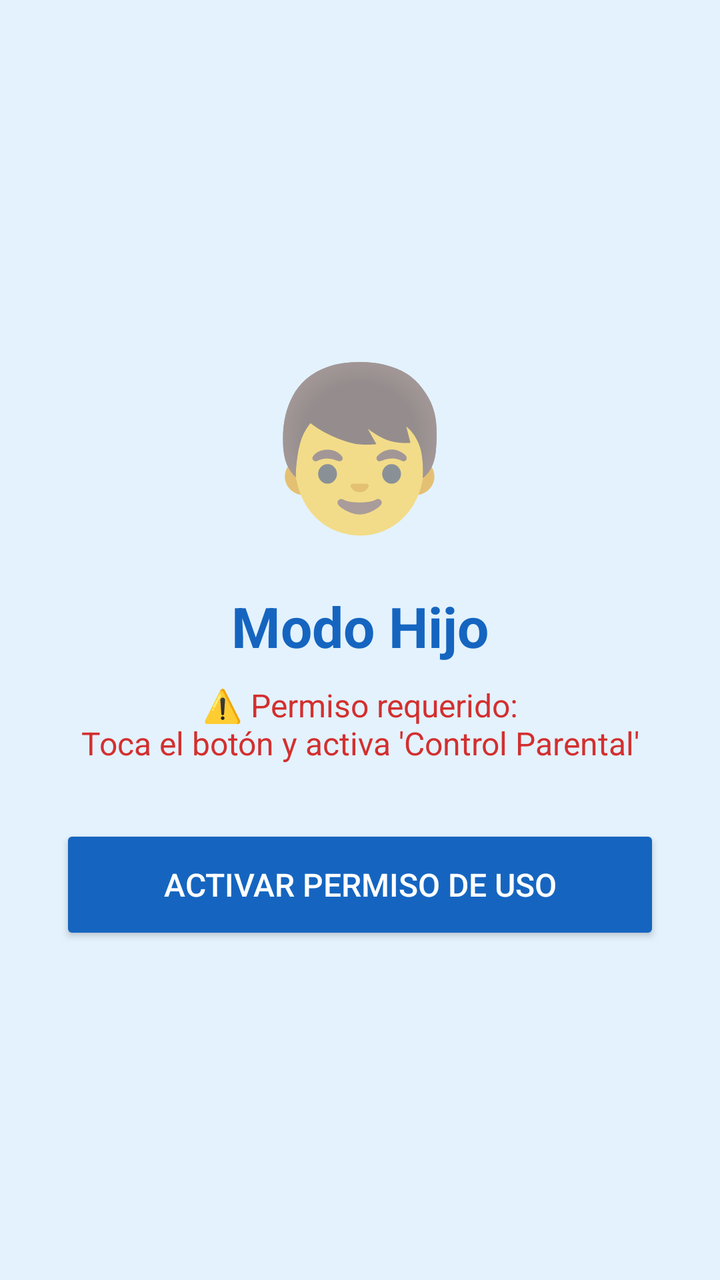
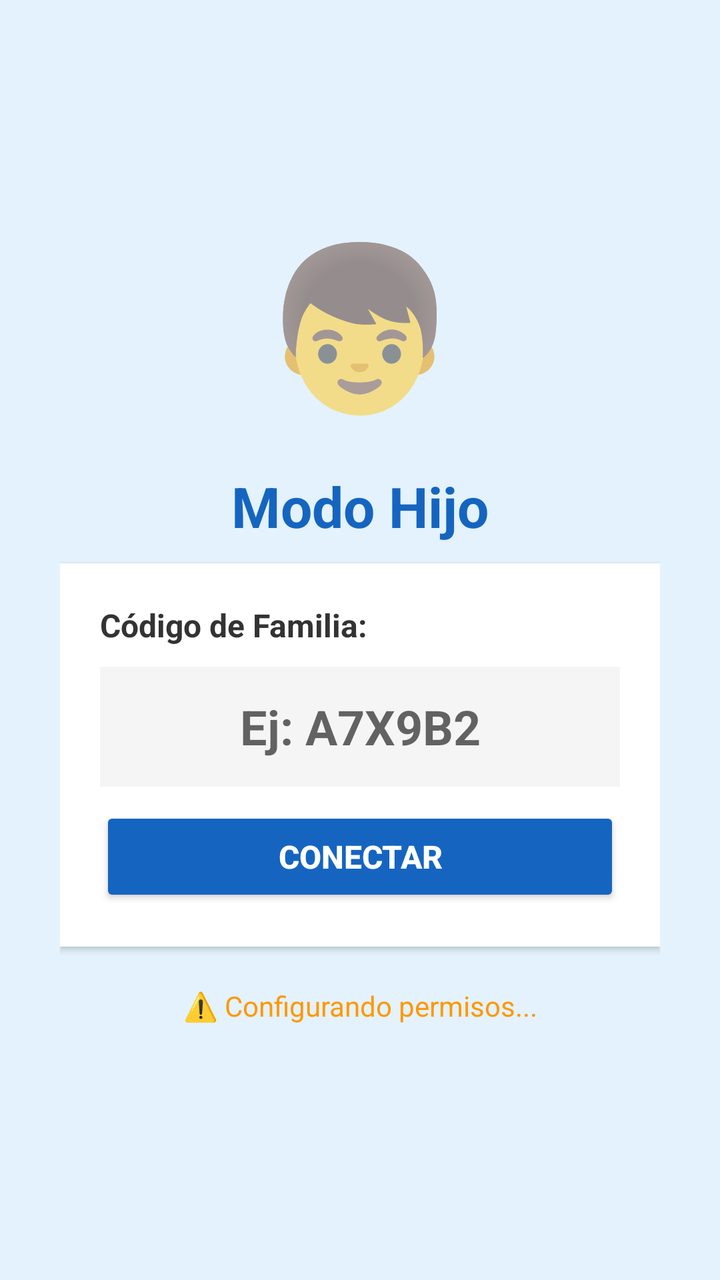

The first picture is an Android layout as it rendered before a commit; the second is the same layout after the commit. The layout source and the unified diff follow.
<!-- AndroidManifest.xml: application theme AppTheme -->
<!-- res/layout/activity_hijo.xml -->
<?xml version="1.0" encoding="utf-8"?>
<LinearLayout xmlns:android="http://schemas.android.com/apk/res/android"
    android:layout_width="match_parent"
    android:layout_height="match_parent"
    android:orientation="vertical"
    android:gravity="center"
    android:padding="30dp"
    android:background="#E3F2FD">

    <TextView
        android:layout_width="wrap_content"
        android:layout_height="wrap_content"
        android:text="👦"
        android:textSize="80sp"
        android:layout_marginBottom="20dp" />

    <TextView
        android:layout_width="wrap_content"
        android:layout_height="wrap_content"
        android:text="Modo Hijo"
        android:textSize="28sp"
        android:textStyle="bold"
        android:textColor="#1565C0"
        android:layout_marginBottom="10dp" />

    <TextView
        android:id="@+id/tv_estado_monitoreo"
        android:layout_width="match_parent"
        android:layout_height="wrap_content"
        android:text="⚠️ Permiso requerido:\nToca el botón y activa 'Control Parental'"
        android:textSize="16sp"
        android:textColor="#D32F2F"
        android:gravity="center"
        android:layout_marginBottom="30dp" />

    <Button
        android:id="@+id/btn_permiso_uso"
        android:layout_width="match_parent"
        android:layout_height="60dp"
        android:text="Activar Permiso de Uso"
        android:textSize="16sp"
        android:backgroundTint="#1565C0"
        android:textColor="#FFFFFF" />

    

</LinearLayout>
<!-- resources referenced by this layout -->
<resources>
  <style name="AppTheme" parent="android:Theme.Material.Light.NoActionBar">
          <item name="android:colorPrimary">#6200EE</item>
          <item name="android:colorPrimaryDark">#3700B3</item>
          <item name="android:colorAccent">#03DAC5</item>
      </style>
</resources>

<!-- the commit's change to res/layout/activity_hijo.xml (unified diff, before → after) -->
@@ -23,25 +23,69 @@
         android:textColor="#1565C0"
         android:layout_marginBottom="10dp" />
 
-    <TextView
-        android:id="@+id/tv_estado_monitoreo"
+    
+    <LinearLayout
         android:layout_width="match_parent"
         android:layout_height="wrap_content"
-        android:text="⚠️ Permiso requerido:\nToca el botón y activa 'Control Parental'"
-        android:textSize="16sp"
-        android:textColor="#D32F2F"
+        android:orientation="vertical"
+        android:background="#FFFFFF"
+        android:padding="20dp"
+        android:layout_marginBottom="20dp"
+        android:elevation="2dp">
+
+        <TextView
+            android:layout_width="wrap_content"
+            android:layout_height="wrap_content"
+            android:text="Código de Familia:"
+            android:textSize="16sp"
+            android:textStyle="bold"
+            android:textColor="#333"
+            android:layout_marginBottom="10dp" />
+
+        <EditText
+            android:id="@+id/et_codigo_familia"
+            android:layout_width="match_parent"
+            android:layout_height="60dp"
+            android:hint="Ej: A7X9B2"
+            android:textSize="24sp"
+            android:textStyle="bold"
+            android:textAlignment="center"
+            android:inputType="textCapCharacters"
+            android:maxLength="6"
+            android:background="#F5F5F5"
+            android:padding="10dp"
+            android:layout_marginBottom="10dp" />
+
+        <Button
+            android:id="@+id/btn_conectar"
+            android:layout_width="match_parent"
+            android:layout_height="50dp"
+            android:text="CONECTAR"
+            android:textSize="16sp"
+            android:textStyle="bold"
+            android:backgroundTint="#1565C0"
+            android:textColor="#FFFFFF" />
+    </LinearLayout>
+
+    
+    <TextView
+        android:id="@+id/tv_estado_permisos"
+        android:layout_width="match_parent"
+        android:layout_height="wrap_content"
+        android:text="⚠️ Configurando permisos..."
+        android:textSize="14sp"
+        android:textColor="#FF9800"
         android:gravity="center"
-        android:layout_marginBottom="30dp" />
+        android:layout_marginBottom="20dp" />
 
     <Button
-        android:id="@+id/btn_permiso_uso"
+        android:id="@+id/btn_permisos"
         android:layout_width="match_parent"
         android:layout_height="60dp"
-        android:text="Activar Permiso de Uso"
+        android:text="Activar Permisos"
         android:textSize="16sp"
-        android:backgroundTint="#1565C0"
-        android:textColor="#FFFFFF" />
-
-    
+        android:backgroundTint="#4CAF50"
+        android:textColor="#FFFFFF"
+        android:visibility="gone" />
 
 </LinearLayout>
